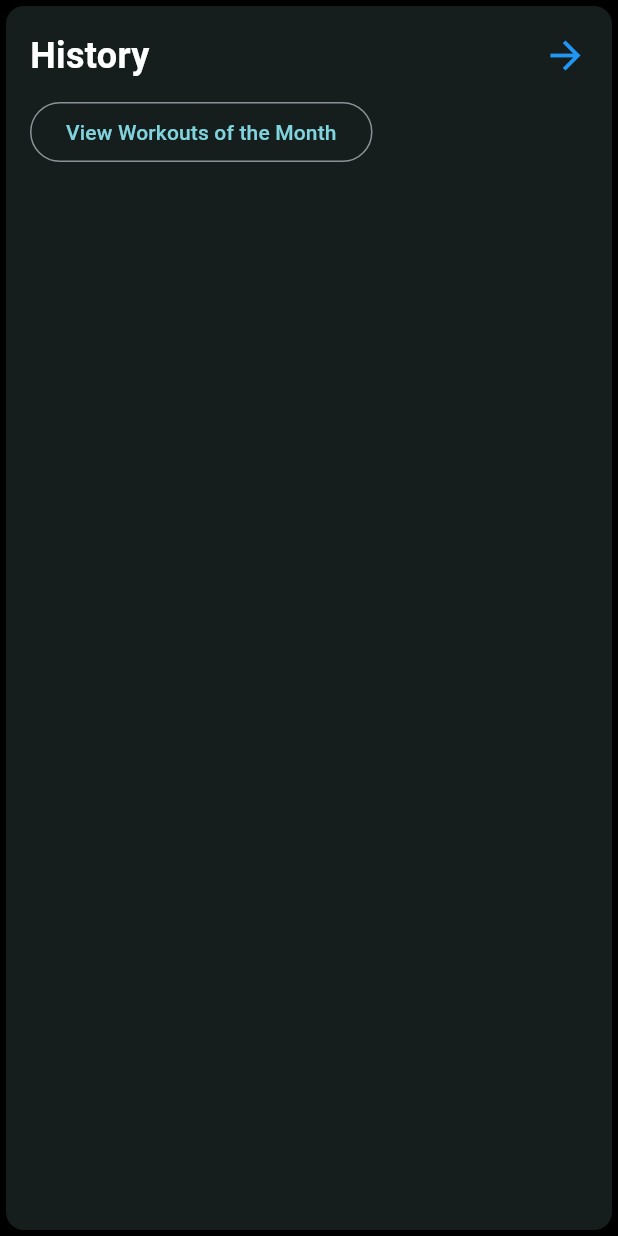
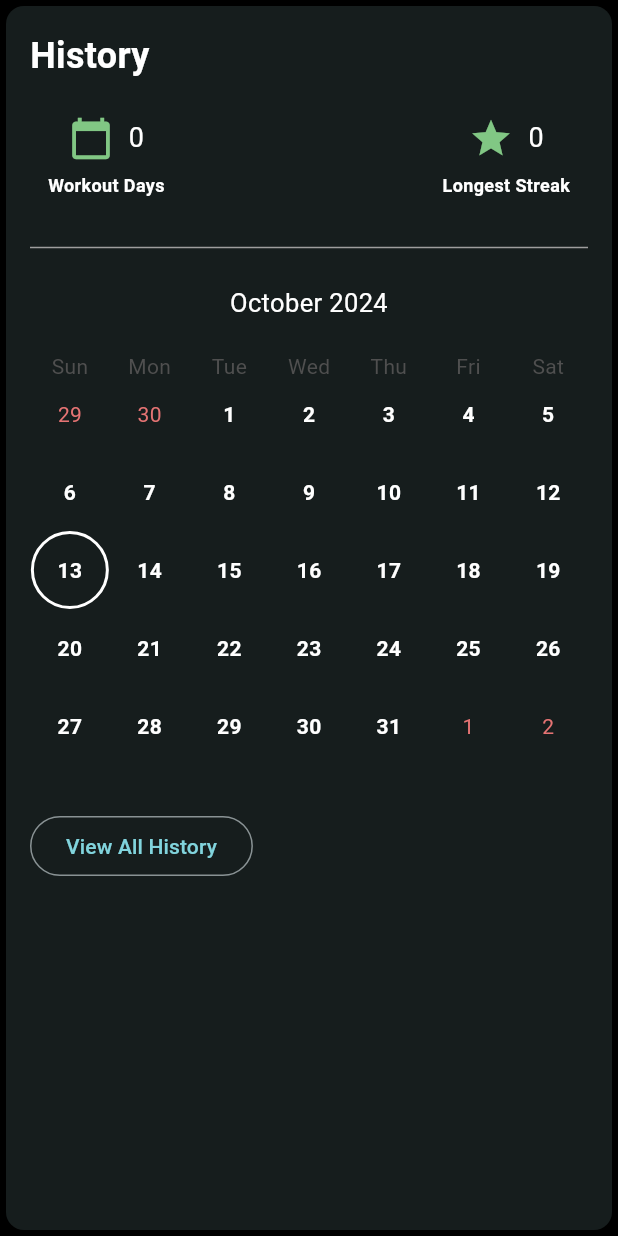
Before and after one commit to najafmohammed/muon-workout-tracker, a Flutter app: the HistoryCard widget shown alone on an empty page, opened directly, on a phone screen of 412 x 824 dp. Run offline on Flutter 3.47's test engine with Material 3 defaults, Android fonts, the light colour scheme and no system bars; drawn by our look-alikes of table_calendar; our stand-ins replace flutter_form_builder, flutter_riverpod, form_builder_validators, isar; accounts and stored records are empty; generated files the repository leaves out were written again; network calls fail; statements that could not run were skipped.

Commit message:
basic calendar view

```diff
--- a/lib/constants/dimensions.dart
+++ b/lib/constants/dimensions.dart
@@ -2,6 +2,7 @@ class Dimensions {
   static const double fontLarge = 24.0;
   static const double fontMedium = 18.0;
   static const double fontSmall = 16.0;
+  static const double info = 12.0;
 
   static const double buttonText = 20.0;
 }
--- a/lib/constants/styles.dart
+++ b/lib/constants/styles.dart
@@ -6,6 +6,7 @@ class AppTextStyle {
       TextStyle(fontSize: Dimensions.fontLarge, fontWeight: FontWeight.w700);
   static const TextStyle medium = TextStyle(fontSize: Dimensions.fontMedium);
   static const TextStyle small = TextStyle(fontSize: Dimensions.fontSmall);
+  static const TextStyle info = TextStyle(fontSize: Dimensions.info);
 }
 
 class AppButtonTextStyle {
--- a/lib/screens/profile.dart
+++ b/lib/screens/profile.dart
@@ -245,7 +245,7 @@ class _ProfileState extends ConsumerState<Profile> {
                         padding: const EdgeInsets.all(
                             12.0), // Increased padding for a larger clickable area
                         child: Image.asset(
-                          'assets/images/${userSettings.darkMode ? "github-dark" : "github-light"}.png',
+                          'assets/images/${userSettings.darkMode ? "github-light" : "github-dark"}.png',
                           height:
                               40, // Increased height to make the icon larger
                         ),
--- /dev/null
+++ b/lib/shared/stats_column.dart
@@ -0,0 +1,31 @@
+import 'package:flutter/material.dart';
+import 'package:muon_workout_tracker/constants/styles.dart';
+
+Widget buildStatColumn(IconData icon, String title, String value) {
+  return Padding(
+    padding: const EdgeInsets.symmetric(
+        horizontal: 12.0, vertical: 8.0), // Add padding around the column
+    child: Column(
+      crossAxisAlignment:
+          CrossAxisAlignment.center, // Center content vertically
+      children: [
+        // Icon with value aligned centrally
+        Row(
+          mainAxisAlignment: MainAxisAlignment.center,
+          children: [
+            Icon(icon, color: Colors.green[300], size: 30),
+            const SizedBox(width: 10), // Spacing between icon and text
+            Text(value, style: AppTextStyle.medium),
+          ],
+        ),
+        const SizedBox(height: 8), // Spacing between value and title
+        // Title centered below
+        Text(
+          title,
+          textAlign: TextAlign.center,
+          style: AppTextStyle.info.copyWith(fontWeight: FontWeight.bold),
+        ),
+      ],
+    ),
+  );
+}
--- /dev/null
+++ b/lib/shared/wrappers/workout_calendar.dart
@@ -0,0 +1,198 @@
+import 'package:flutter/material.dart';
+import 'package:table_calendar/table_calendar.dart';
+
+class WorkoutCalendar extends StatelessWidget {
+  final Set<DateTime> workoutDays;
+  final DateTime firstDay;
+  final DateTime lastDay;
+  final CalendarFormat calendarFormat;
+  final bool hideNavigation;
+  final bool formatButtonVisible; // Parameterized format button visibility
+  final AvailableGestures availableGestures; // Parameterized available gestures
+
+  const WorkoutCalendar({
+    super.key,
+    required this.workoutDays,
+    required this.firstDay,
+    required this.lastDay,
+    this.calendarFormat = CalendarFormat.month, // Default to month view
+    this.hideNavigation = true, // By default, hide navigation
+    this.formatButtonVisible = false, // Default to hiding format button
+    this.availableGestures = AvailableGestures.all, // Default to all gestures
+  });
+
+  bool _isWorkoutDay(DateTime date) {
+    return workoutDays.any((workoutDay) =>
+        workoutDay.year == date.year &&
+        workoutDay.month == date.month &&
+        workoutDay.day == date.day);
+  }
+
+  @override
+  Widget build(BuildContext context) {
+    final bool isDarkMode = Theme.of(context).brightness == Brightness.dark;
+
+    return TableCalendar(
+      firstDay: firstDay,
+      lastDay: lastDay,
+      focusedDay: DateTime.now(),
+
+      calendarFormat: calendarFormat,
+      headerStyle: HeaderStyle(
+        titleCentered: true,
+        headerPadding: const EdgeInsets.only(bottom: 20),
+        formatButtonShowsNext: false,
+        formatButtonVisible: formatButtonVisible, // Now parameterized
+        leftChevronVisible:
+            !hideNavigation, // Control visibility of navigation buttons
+        rightChevronVisible:
+            !hideNavigation, // Control visibility of navigation buttons
+      ),
+      weekendDays: const [],
+
+      availableGestures: availableGestures, // Now parameterized
+      calendarStyle: CalendarStyle(
+        todayDecoration: BoxDecoration(
+          color: _isWorkoutDay(DateTime.now())
+              ? (isDarkMode ? Colors.green : Colors.green)
+              : null,
+          border: _isWorkoutDay(DateTime.now())
+              ? null
+              : Border.all(
+                  color: isDarkMode ? Colors.white : Colors.blue, width: 2),
+          shape: BoxShape.circle,
+        ),
+        outsideDaysVisible: true,
+        defaultTextStyle: TextStyle(
+          color: isDarkMode ? Colors.white : Colors.black,
+        ),
+        disabledTextStyle: TextStyle(
+          color: isDarkMode ? Colors.red.shade300 : Colors.red,
+        ),
+      ),
+      calendarBuilders: CalendarBuilders(
+        defaultBuilder: (context, day, focusedDay) {
+          bool isWorkoutDay = _isWorkoutDay(day);
+          bool hasPrevDayWorkout =
+              _isWorkoutDay(day.subtract(const Duration(days: 1)));
+          bool hasNextDayWorkout =
+              _isWorkoutDay(day.add(const Duration(days: 1)));
+
+          BoxDecoration? decoration;
+          if (isWorkoutDay) {
+            if (!hasPrevDayWorkout && !hasNextDayWorkout) {
+              decoration = BoxDecoration(
+                color: Colors.green[300],
+                shape: BoxShape.circle,
+              );
+            } else if (!hasPrevDayWorkout && hasNextDayWorkout) {
+              decoration = BoxDecoration(
+                color: Colors.green[300],
+                borderRadius: const BorderRadius.only(
+                  topLeft: Radius.circular(50),
+                  bottomLeft: Radius.circular(50),
+                ),
+                shape: BoxShape.rectangle,
+              );
+            } else if (hasPrevDayWorkout && !hasNextDayWorkout) {
+              decoration = BoxDecoration(
+                color: Colors.green[300],
+                borderRadius: const BorderRadius.only(
+                  topRight: Radius.circular(50),
+                  bottomRight: Radius.circular(50),
+                ),
+                shape: BoxShape.rectangle,
+              );
+            } else if (hasPrevDayWorkout && hasNextDayWorkout) {
+              decoration = BoxDecoration(
+                color: Colors.green[300],
+                shape: BoxShape.rectangle,
+              );
+            }
+          }
+
+          return Container(
+            decoration: decoration,
+            child: Center(
+              child: Text(
+                '${day.day}',
+                style: TextStyle(
+                  color: isWorkoutDay
+                      ? (isDarkMode ? Colors.black : Colors.white)
+                      : (isDarkMode ? Colors.white : Colors.black),
+                  fontWeight: FontWeight.bold,
+                ),
+              ),
+            ),
+          );
+        },
+        todayBuilder: (context, day, focusedDay) {
+          bool isTodayWorkout = _isWorkoutDay(day);
+          bool hasPrevDayWorkout =
+              _isWorkoutDay(day.subtract(const Duration(days: 1)));
+          bool hasNextDayWorkout =
+              _isWorkoutDay(day.add(const Duration(days: 1)));
+
+          BoxDecoration? todayDecoration;
+          if (isTodayWorkout) {
+            if (!hasPrevDayWorkout && !hasNextDayWorkout) {
+              todayDecoration = BoxDecoration(
+                color: Colors.green[300],
+                shape: BoxShape.circle,
+              );
+            } else if (!hasPrevDayWorkout && hasNextDayWorkout) {
+              todayDecoration = BoxDecoration(
+                color: Colors.green[300],
+                borderRadius: const BorderRadius.only(
+                  topLeft: Radius.circular(50),
+                  bottomLeft: Radius.circular(50),
+                ),
+                shape: BoxShape.rectangle,
+              );
+            } else if (hasPrevDayWorkout && !hasNextDayWorkout) {
+              todayDecoration = BoxDecoration(
+                color: Colors.green[300],
+                borderRadius: const BorderRadius.only(
+                  topRight: Radius.circular(50),
+                  bottomRight: Radius.circular(50),
+                ),
+                shape: BoxShape.rectangle,
+              );
+            } else if (hasPrevDayWorkout && hasNextDayWorkout) {
+              todayDecoration = BoxDecoration(
+                color: Colors.green[300],
+                shape: BoxShape.rectangle,
+              );
+            }
+          } else {
+            todayDecoration = BoxDecoration(
+              color: Colors.transparent,
+              shape: BoxShape.circle,
+              border: Border.all(
+                  color: isDarkMode ? Colors.white : Colors.blue, width: 2),
+            );
+          }
+
+          return Container(
+            decoration: todayDecoration,
+            child: Center(
+              child: Text(
+                '${day.day}',
+                style: TextStyle(
+                  color: isTodayWorkout
+                      ? Colors.white
+                      : (isDarkMode ? Colors.white : Colors.black),
+                  fontWeight: FontWeight.bold,
+                ),
+              ),
+            ),
+          );
+        },
+      ),
+      eventLoader: (day) {
+        bool isWorkoutDay = _isWorkoutDay(day);
+        return isWorkoutDay ? ['Workout'] : [];
+      },
+    );
+  }
+}
--- /dev/null
+++ b/lib/utils/longest_streak.dart
@@ -0,0 +1,25 @@
+// Function to calculate the longest streak of workout days
+int calculateLongestStreak(Set<DateTime> workoutDays) {
+  if (workoutDays.isEmpty) return 0;
+
+  // Sort the workout days
+  List<DateTime> sortedDays = workoutDays.toList()..sort();
+  int longestStreak = 1;
+  int currentStreak = 1;
+
+  for (int i = 1; i < sortedDays.length; i++) {
+    if (sortedDays[i].difference(sortedDays[i - 1]).inDays == 1) {
+      // If the current day is consecutive to the previous day
+      currentStreak++;
+    } else {
+      // Reset the current streak
+      longestStreak =
+          currentStreak > longestStreak ? currentStreak : longestStreak;
+      currentStreak = 1; // Reset for a new streak
+    }
+  }
+  // Check at the end in case the longest streak ends on the last day
+  longestStreak = currentStreak > longestStreak ? currentStreak : longestStreak;
+
+  return longestStreak;
+}
--- /dev/null
+++ b/lib/utils/workout_days_range.dart
@@ -0,0 +1,20 @@
+// Function to fetch workout days and convert them to Set<DateTime>
+import 'package:muon_workout_tracker/database/repository/session_entry_repository.dart';
+
+Future<Set<DateTime>> getWorkoutDaysForRange(
+    SessionEntryRepository sessionEntryRepository,
+    DateTime startOfMonth,
+    DateTime endOfMonth) async {
+  // Fetch session entries for the month
+  final sessionEntries =
+      await sessionEntryRepository.getSessionEntryByDateRange(
+    startOfMonth,
+    endOfMonth,
+  );
+
+  // Create a set where each date indicates a workout was done
+  final Set<DateTime> workoutDays =
+      sessionEntries.map((entry) => entry.date).toSet();
+
+  return workoutDays;
+}
--- a/lib/widgets/add_workout_card.dart
+++ b/lib/widgets/add_workout_card.dart
@@ -1,4 +1,5 @@
 import 'package:flutter/material.dart';
+import 'package:muon_workout_tracker/shared/wrappers/card_wrapper.dart';
 
 class AddWorkoutCard extends StatelessWidget {
   const AddWorkoutCard({super.key, required this.label, required this.widget});
@@ -6,21 +7,24 @@ class AddWorkoutCard extends StatelessWidget {
   final Widget widget;
   @override
   Widget build(BuildContext context) {
-    return Card(
-      child: InkWell(
-        borderRadius: BorderRadius.circular(10.0),
+    return GestureDetector(
       onTap: () {
         Navigator.push(
           context,
           MaterialPageRoute(builder: (context) => widget),
         );
       },
-        child: ListTile(
+      child: CardWrapper(
+        children: [
+          ListTile(
+              dense: true,
               title: Text(
                 label,
-              style: const TextStyle(fontWeight: FontWeight.w600, fontSize: 18),
+                style:
+                    const TextStyle(fontWeight: FontWeight.w600, fontSize: 18),
               ),
               trailing: const Icon(Icons.chevron_right_rounded)),
+        ],
       ),
     );
   }
--- /dev/null
+++ b/lib/widgets/all_history_calendar.dart
@@ -0,0 +1,61 @@
+import 'package:flutter/material.dart';
+import 'package:flutter_riverpod/flutter_riverpod.dart';
+import 'package:muon_workout_tracker/database/providers/session_entry_provider.dart';
+import 'package:muon_workout_tracker/shared/wrappers/workout_calendar.dart';
+import 'package:muon_workout_tracker/utils/workout_days_range.dart';
+import 'package:table_calendar/table_calendar.dart';
+
+class AllHistoryPage extends ConsumerStatefulWidget {
+  AllHistoryPage({super.key});
+
+  @override
+  _AllHistoryPageState createState() => _AllHistoryPageState();
+}
+
+class _AllHistoryPageState extends ConsumerState<AllHistoryPage> {
+  @override
+  Widget build(BuildContext context) {
+    // Access the SessionEntryRepository using Riverpod
+    final sessionEntryRepository = ref.read(sessionEntryProvider);
+
+    return Scaffold(
+      appBar: AppBar(
+        title: const Text('All History'),
+      ),
+      body: Padding(
+        padding: const EdgeInsets.all(16.0),
+        child: FutureBuilder<Set<DateTime>>(
+          future: getWorkoutDaysForRange(
+            sessionEntryRepository,
+            DateTime.utc(2020, 1, 1),
+            DateTime.utc(2100, 12, 31),
+          ),
+          builder: (context, snapshot) {
+            if (snapshot.connectionState == ConnectionState.waiting) {
+              return const Center(
+                  child:
+                      CircularProgressIndicator()); // Show a loading indicator
+            } else if (snapshot.hasError) {
+              return const Center(
+                  child: Text('Error loading workout days')); // Error message
+            } else if (snapshot.hasData && snapshot.data!.isNotEmpty) {
+              final workoutDays = snapshot.data!; // Extract workout days data
+
+              return WorkoutCalendar(
+                formatButtonVisible: true,
+                workoutDays: workoutDays,
+                firstDay:
+                    DateTime.utc(2020, 1, 1), // Start from a long time ago
+                lastDay: DateTime.utc(2030, 12, 31), // Far future end date
+                calendarFormat: CalendarFormat.month, // Allow month view
+                hideNavigation: false, // Show navigation
+              );
+            } else {
+              return const Center(child: Text('No workout days found'));
+            }
+          },
+        ),
+      ),
+    );
+  }
+}
--- a/lib/widgets/history_card.dart
+++ b/lib/widgets/history_card.dart
@@ -1,7 +1,14 @@
 import 'package:flutter/material.dart';
 import 'package:flutter_riverpod/flutter_riverpod.dart';
+import 'package:muon_workout_tracker/database/providers/session_entry_provider.dart';
+import 'package:muon_workout_tracker/shared/stats_column.dart';
 import 'package:muon_workout_tracker/shared/wrappers/card_wrapper.dart';
 import 'package:muon_workout_tracker/constants/styles.dart';
+import 'package:muon_workout_tracker/shared/wrappers/workout_calendar.dart';
+import 'package:muon_workout_tracker/utils/longest_streak.dart';
+import 'package:muon_workout_tracker/utils/workout_days_range.dart';
+import 'package:muon_workout_tracker/widgets/all_history_calendar.dart';
+import 'package:table_calendar/table_calendar.dart';
 
 class HistoryCard extends ConsumerWidget {
   const HistoryCard({
@@ -10,21 +17,70 @@ class HistoryCard extends ConsumerWidget {
 
   @override
   Widget build(BuildContext context, WidgetRef ref) {
+    final sessionEntryRepository = ref.read(sessionEntryProvider);
+
+    final now = DateTime.now();
+    final startOfMonth = DateTime(now.year, now.month, 1);
+    final endOfMonth = DateTime(now.year, now.month + 1, 0);
+
     return CardWrapper(
       children: [
-        const Row(
-          mainAxisAlignment: MainAxisAlignment.spaceBetween,
-          children: [
-            Text('History', style: AppTextStyle.large),
-            Icon(Icons.arrow_forward, size: 30, color: Colors.blue),
-          ],
+        const Text('History', style: AppTextStyle.large),
+        const SizedBox(height: 15), // Space between title and content
+
+        FutureBuilder<Set<DateTime>>(
+          future: getWorkoutDaysForRange(
+              sessionEntryRepository, startOfMonth, endOfMonth),
+          builder: (context, snapshot) {
+            if (snapshot.connectionState == ConnectionState.waiting) {
+              return const Center(
+                  child: CircularProgressIndicator()); // Loading indicator
+            } else if (snapshot.hasError) {
+              return const Center(child: Text('Error loading data'));
+            } else {
+              final workoutDays = snapshot.data ?? {};
+              final totalDays = workoutDays.length;
+              final longestStreak = calculateLongestStreak(workoutDays);
+
+              return Column(
+                children: [
+                  Row(
+                    mainAxisAlignment: MainAxisAlignment.spaceBetween,
+                    children: [
+                      buildStatColumn(
+                          Icons.calendar_today, 'Workout Days', '$totalDays'),
+                      buildStatColumn(
+                          Icons.star, 'Longest Streak', '$longestStreak'),
+                    ],
+                  ),
+                  const SizedBox(height: 15),
+                  const Divider(thickness: 1, height: 20, color: Colors.grey),
+                  const SizedBox(height: 15),
+                  WorkoutCalendar(
+                    workoutDays: workoutDays,
+                    firstDay: startOfMonth,
+                    lastDay: endOfMonth,
+                    availableGestures: AvailableGestures.none,
+                    hideNavigation: true, // Hide navigation for this page
+                  ),
+                ],
+              );
+            }
+          },
         ),
-        const SizedBox(height: 10),
+
+        const SizedBox(height: 30), // Space between calendar and button
+
         OutlinedButton(
           onPressed: () {
-            // Navigate to monthly streak detailed screen
+            Navigator.push(
+              context,
+              MaterialPageRoute(
+                builder: (context) => AllHistoryPage(), // Pass data
+              ),
+            );
           },
-          child: const Text('View Workouts of the Month'),
+          child: const Text('View All History'),
         ),
       ],
     );
--- a/lib/widgets/last_session_card.dart
+++ b/lib/widgets/last_session_card.dart
@@ -2,6 +2,7 @@ import 'package:flutter/material.dart';
 import 'package:flutter_riverpod/flutter_riverpod.dart';
 import 'package:muon_workout_tracker/database/models/session_entry.dart';
 import 'package:muon_workout_tracker/database/providers/session_entry_provider.dart';
+import 'package:muon_workout_tracker/shared/stats_column.dart';
 import 'package:muon_workout_tracker/shared/wrappers/card_wrapper.dart';
 import 'package:muon_workout_tracker/constants/styles.dart';
 import 'package:intl/intl.dart'; // For formatting date
@@ -48,33 +49,10 @@ class LastSessionCard extends ConsumerWidget {
                   Row(
                     mainAxisAlignment: MainAxisAlignment.spaceBetween,
                     children: [
-                      // Routine Info
-                      Row(
-                        children: [
-                          const Icon(Icons.fitness_center,
-                              color: Colors.purple, size: 30),
-                          const SizedBox(
-                              width: 8), // Spacing between icon and text
-                          Text(
-                            lastRoutine,
-                            style: AppTextStyle.medium,
-                          ),
-                        ],
-                      ),
-
-                      // Date Info
-                      Row(
-                        children: [
-                          const Icon(Icons.date_range,
-                              color: Colors.blue, size: 30),
-                          const SizedBox(
-                              width: 8), // Spacing between icon and text
-                          Text(
-                            formattedDate,
-                            style: AppTextStyle.medium,
-                          ),
-                        ],
-                      ),
+                      buildStatColumn(
+                          Icons.fitness_center, 'Workout', '$lastRoutine'),
+                      buildStatColumn(
+                          Icons.date_range, 'Date', '$formattedDate'),
                     ],
                   ),
                 ],
--- a/pubspec.yaml
+++ b/pubspec.yaml
@@ -42,6 +42,7 @@ dependencies:
   intl: ^0.18.1
   flutter_form_builder: ^9.2.1
   animations: ^2.0.1
+  table_calendar: ^3.0.9
   form_builder_validators: ^9.1.0
   url_launcher: ^6.3.0
 
```
Also changed, not shown: pubspec.lock. Lines whose indentation alone changed are shown as unchanged.
